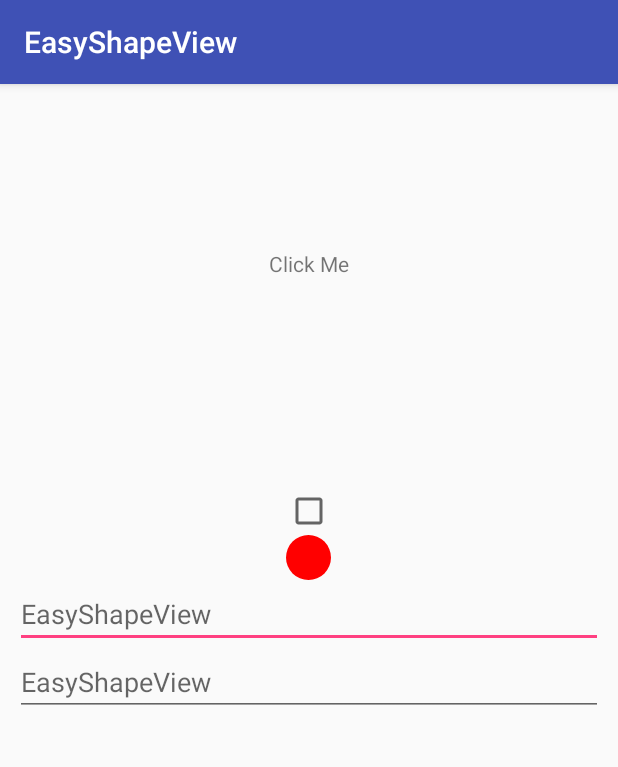
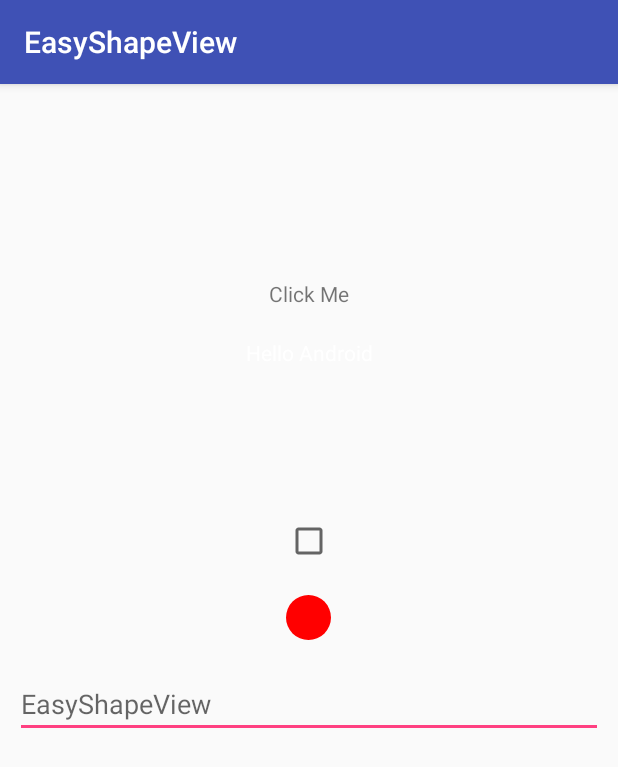
Before and after one commit to mkrupal09/EasyShapeView, an Android app: the screen it shows after launch (MainActivity), on a phone screen of 412 x 824 dp. Shown: the top 767 px of the screen. Run offline under Robolectric (Android 15) with nearby library versions, the phone set to English and light mode, and no system bars; our stand-ins replace data binding; 27 statements that could not run were skipped.

Commit message:
readme updated

```diff
--- a/app/src/main/res/layout/activity_main.xml
+++ b/app/src/main/res/layout/activity_main.xml
@@ -5,6 +5,10 @@
     <data>
 
         <import type="com.dc.library.DrawableMaker" />
+
+        <import type="android.graphics.drawable.GradientDrawable.Orientation" />
+
+        <import type="android.graphics.drawable.GradientDrawable" />
 
         <import type="android.graphics.Color" />
     </data>
@@ -20,15 +24,30 @@
             android:orientation="vertical"
             android:padding="10dp">
 
+            <LinearLayout
+                android:layout_width="match_parent"
+                android:layout_height="wrap_content"
+                android:gravity="center"
+                android:orientation="horizontal">
 
-            <View
-                android:id="@+id/tvv"
-                android:layout_width="80dp"
-                android:layout_height="80dp"
-                android:gravity="center"
-                bind:disableBackground="@{DrawableMaker.create().shape(DrawableMaker.OVAL).color(Color.BLACK).build()}"
-                bind:normalBackground="@{DrawableMaker.create().shape(DrawableMaker.RECT).color(@color/colorPrimary).build()}"
-                bind:pressedBackground="@{DrawableMaker.create().shape(DrawableMaker.OVAL).color(Color.GREEN).build()}" />
+                <View
+                    android:layout_width="80dp"
+                    android:layout_height="80dp"
+                    android:layout_margin="10dp"
+                    android:gravity="center"
+                    bind:disableBackground="@{DrawableMaker.oval().color(Color.BLACK).build()}"
+                    bind:normalBackground="@{DrawableMaker.rectangle().color(@color/colorPrimary).build()}"
+                    bind:pressedBackground="@{DrawableMaker.oval().color(Color.GREEN).build()}" />
+
+                <View
+                    android:layout_width="80dp"
+                    android:layout_height="80dp"
+                    android:layout_margin="10dp"
+                    android:gravity="center"
+                    bind:disableBackground="@{DrawableMaker.oval().color(Color.BLACK).build()}"
+                    bind:normalBackground="@{DrawableMaker.oval().color(@color/colorAccent).build()}"
+                    bind:pressedBackground="@{DrawableMaker.oval().color(Color.GREEN).build()}" />
+            </LinearLayout>
 
             <TextView
                 android:id="@+id/tvMain"
@@ -38,11 +57,11 @@
                 android:gravity="center"
                 android:padding="10dp"
                 android:text="@string/click_me"
-                bind:disableBackground="@{DrawableMaker.create().shape(DrawableMaker.RECT).color(Color.BLACK).build()}"
+                bind:disableBackground="@{DrawableMaker.rectangle().color(Color.BLACK).build()}"
                 bind:disableTextColor="@{Color.BLACK}"
-                bind:normalBackground="@{DrawableMaker.create().shape(DrawableMaker.RECT).color(Color.RED).border(5,@color/colorPrimary).build()}"
-                bind:normalTextColor="@{Color.WHITE}"
-                bind:pressedBackground="@{DrawableMaker.create().shape(DrawableMaker.RECT).cornerRadius(@dimen/space_med).color(Color.GREEN).build()}"
+                bind:normalBackground="@{DrawableMaker.rectangle().border(5,@color/colorPrimary).build()}"
+                bind:normalTextColor="@{@color/colorPrimary}"
+                bind:pressedBackground="@{DrawableMaker.rectangle().border(5,@color/colorPrimary).color(Color.GREEN).build()}"
                 bind:pressedTextColor="@{@color/colorPrimary}" />
 
 
@@ -51,6 +70,9 @@
                 android:layout_width="match_parent"
                 android:layout_height="wrap_content"
                 android:layout_marginTop="10dp"
+                android:gravity="center"
+                android:text="@string/hello_android"
+                android:textColor="@android:color/white"
                 bind:disableBackground="@{@drawable/settings_switch_back_on}"
                 bind:normalBackground="@{@drawable/settings_switch_back_off}"
                 bind:pressedBackground="@{@drawable/settings_switch_back_on}" />
@@ -74,12 +96,10 @@
             <View
                 android:id="@+id/viewFromDrawable"
                 android:layout_width="30dp"
-                android:layout_height="30dp" />
+                android:layout_height="30dp"
+                android:layout_marginTop="20dp"
+                android:layout_marginBottom="20dp" />
 
-            <EditText
-                android:layout_width="match_parent"
-                android:layout_height="wrap_content"
-                android:hint="@string/app_name" />
 
             <android.support.v7.widget.AppCompatEditText
                 android:layout_width="match_parent"
@@ -88,9 +108,9 @@
                 bind:focusedBackground="@{DrawableMaker.rectangle().cornerRadius(@dimen/space_med).color(Color.GREEN).build()}"
                 bind:focusedHintTextColor="@{Color.WHITE}"
                 bind:focusedTextColor="@{Color.WHITE}"
-                bind:normalBackground="@{DrawableMaker.rectangle().color(Color.RED).border(5,@color/colorPrimary).build()}"
-                bind:normalHintTextColor="@{Color.BLACK}"
-                bind:normalTextColor="@{Color.BLACK}" />
+                bind:normalBackground="@{DrawableMaker.rectangle().color(Color.RED).border(5,@color/colorPrimary).gradients(@color/colorPrimary,@color/colorAccent).gradientAngle(GradientDrawable.Orientation.BOTTOM_TOP).build()}"
+                bind:normalHintTextColor="@{Color.WHITE}"
+                bind:normalTextColor="@{Color.WHITE}" />
 
         </LinearLayout>
     </ScrollView>
--- a/app/src/main/res/values/strings.xml
+++ b/app/src/main/res/values/strings.xml
@@ -2,4 +2,5 @@
     <string name="app_name">EasyShapeView</string>
     <string name="asdasd">asdasd</string>
     <string name="click_me">Click Me</string>
+    <string name="hello_android">Hello Android</string>
 </resources>
--- a/library/src/main/java/com/dc/library/DrawableBindingUtils.java
+++ b/library/src/main/java/com/dc/library/DrawableBindingUtils.java
@@ -23,7 +23,7 @@ public class DrawableBindingUtils {
     if (disable != null)
       background.addState(new int[]{-android.R.attr.state_enabled}, disable);
     if (focused != null)
-      background.addState(new int[]{-android.R.attr.state_focused}, focused);
+      background.addState(new int[]{android.R.attr.state_focused}, focused);
     if (normal != null)
       background.addState(StateSet.WILD_CARD, normal);
 
--- a/library/src/main/java/com/dc/library/DrawableMaker.java
+++ b/library/src/main/java/com/dc/library/DrawableMaker.java
@@ -17,14 +17,8 @@ public class DrawableMaker {
   public static final int OVAL = GradientDrawable.OVAL;
   public static final int LINE = GradientDrawable.LINE;
   public static final int RING = GradientDrawable.RING;
+  private GradientDrawable drawable;
 
-
-  private int shape;
-  private float roundedRadius;
-  private int color;
-  private int strokeWidth;
-  private int strokeColor;
-  private GradientDrawable drawable;
 
   public static DrawableMaker create() {
     return new DrawableMaker(new GradientDrawable());
@@ -34,41 +28,52 @@ public class DrawableMaker {
     return new DrawableMaker(gradientDrawable);
   }
 
-  public static DrawableMaker oval(){
+  public static DrawableMaker oval() {
     return new DrawableMaker(new GradientDrawable()).shape(OVAL);
   }
 
-  public static DrawableMaker rectangle(){
+  public static DrawableMaker rectangle() {
     return new DrawableMaker(new GradientDrawable()).shape(RECT);
   }
 
   public DrawableMaker shape(int shape) {
-    this.shape = shape;
+    drawable.setShape(shape);
     return this;
   }
 
   public DrawableMaker cornerRadius(float roundedRadius) {
-    this.roundedRadius = roundedRadius;
+    drawable.setCornerRadii(new float[]{roundedRadius, roundedRadius, roundedRadius,
+            roundedRadius, roundedRadius, roundedRadius, roundedRadius, roundedRadius});
     return this;
   }
 
+
   public DrawableMaker color(int color) {
-    this.color = color;
+    drawable.setColor(color);
+    return this;
+  }
+
+  public DrawableMaker gradients(int start, int center, int end) {
+    drawable.setColors(new int[]{start, center, end});
+    return this;
+  }
+
+  public DrawableMaker gradients(int start, int end) {
+    drawable.setColors(new int[]{start, end});
+    return this;
+  }
+
+  public DrawableMaker gradientAngle(GradientDrawable.Orientation orientation) {
+    drawable.setOrientation(orientation);
     return this;
   }
 
   public DrawableMaker border(int width, int color) {
-    this.strokeWidth = width;
-    this.strokeColor = color;
+    drawable.setStroke(width, color);
     return this;
   }
 
   public Drawable build() {
-    drawable.setShape(shape);
-    drawable.setColor(color);
-    drawable.setStroke(strokeWidth, strokeColor);
-    drawable.setCornerRadii(new float[]{roundedRadius, roundedRadius, roundedRadius,
-            roundedRadius, roundedRadius, roundedRadius, roundedRadius, roundedRadius});
     return drawable;
   }
 }
```
Also changed, not shown: 2 other files.
